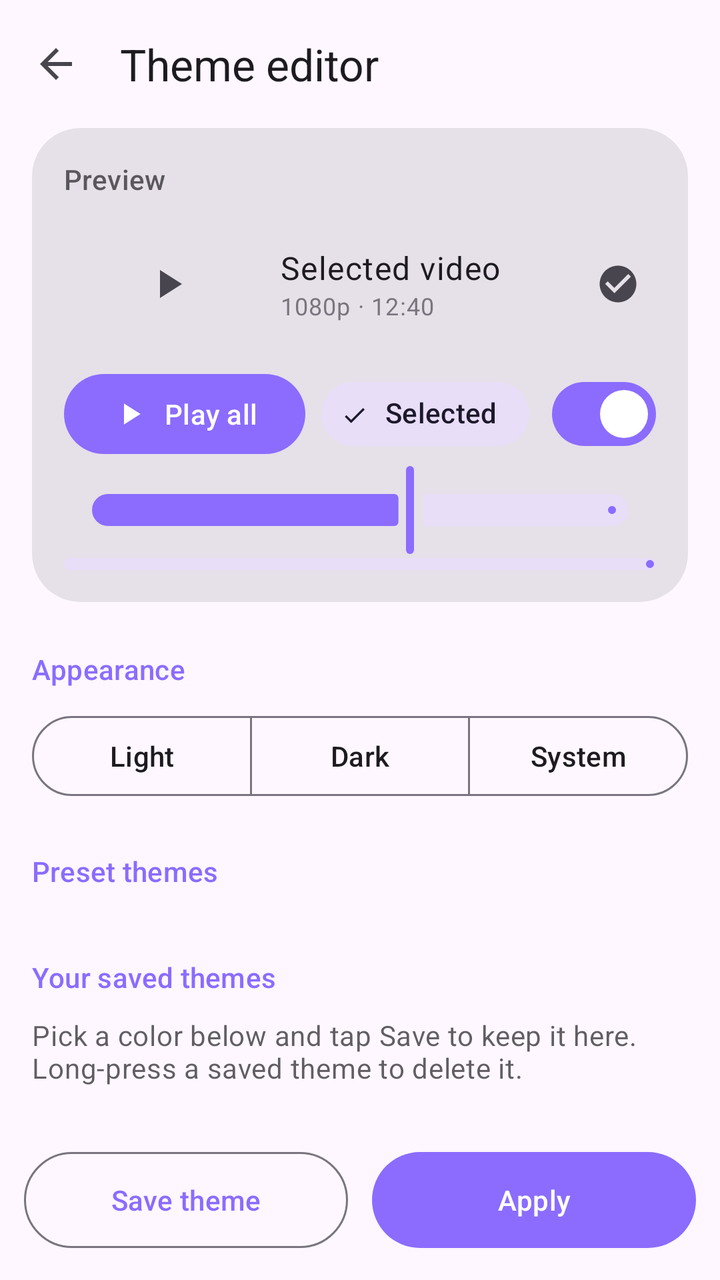
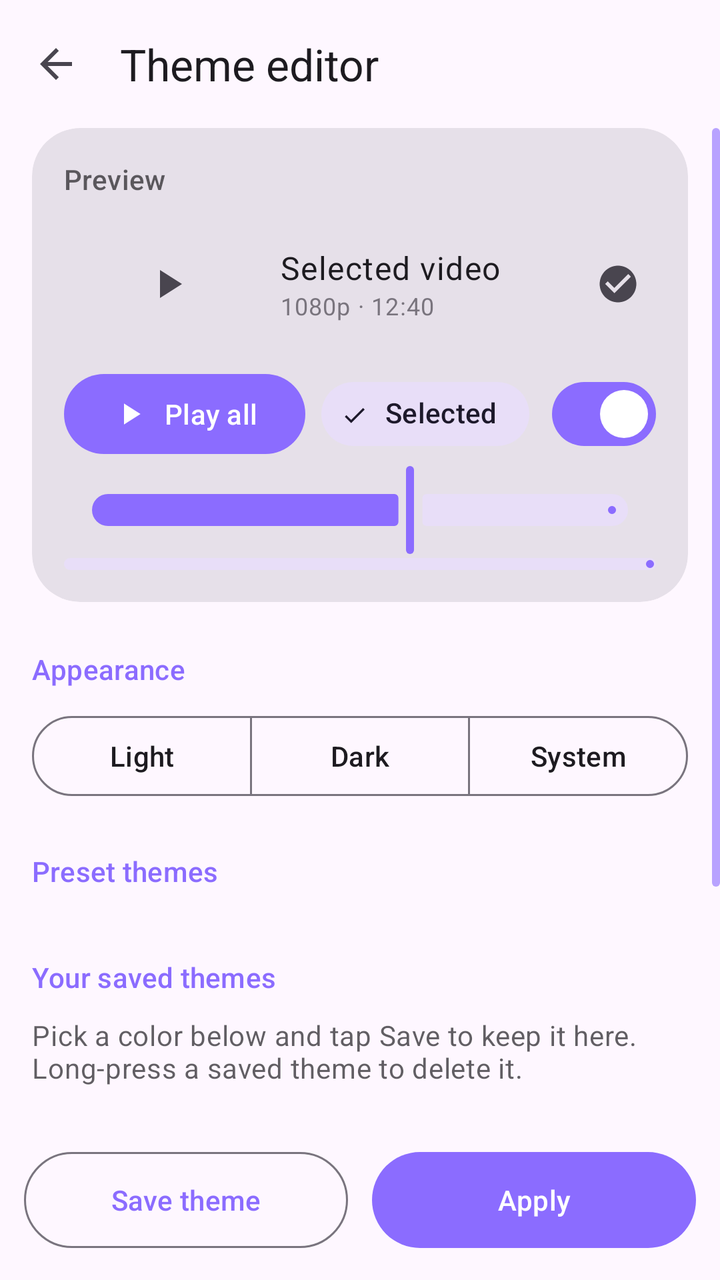

The first picture is an Android layout as it rendered before a commit; the second is the same layout after the commit. The layout source and the unified diff follow.
<!-- AndroidManifest.xml: application theme Theme.Vela -->
<!-- res/layout/activity_theme.xml -->
<?xml version="1.0" encoding="utf-8"?>
<LinearLayout xmlns:android="http://schemas.android.com/apk/res/android"
    xmlns:app="http://schemas.android.com/apk/res-auto"
    android:layout_width="match_parent" android:layout_height="match_parent"
    android:fitsSystemWindows="true" android:orientation="vertical">

    <com.google.android.material.appbar.MaterialToolbar
        android:id="@+id/toolbar" android:layout_width="match_parent" android:layout_height="?attr/actionBarSize"
        app:navigationIcon="@drawable/ic_arrow_back" app:title="Theme editor" />

    <androidx.core.widget.NestedScrollView
        android:id="@+id/scroll" android:layout_width="match_parent" android:layout_height="0dp" android:layout_weight="1">

        <LinearLayout android:layout_width="match_parent" android:layout_height="wrap_content"
            android:orientation="vertical" android:paddingHorizontal="16dp" android:paddingBottom="24dp">

            
            <com.google.android.material.card.MaterialCardView
                android:id="@+id/previewCard" style="@style/Widget.Material3.CardView.Filled"
                android:layout_width="match_parent" android:layout_height="wrap_content" app:cardCornerRadius="24dp">

                <LinearLayout android:layout_width="match_parent" android:layout_height="wrap_content" android:orientation="vertical" android:padding="16dp">
                    <TextView android:layout_width="wrap_content" android:layout_height="wrap_content" android:text="Preview" android:alpha="0.7" android:textAppearance="?attr/textAppearanceLabelLarge" />

                    <LinearLayout android:id="@+id/previewRow" android:layout_width="match_parent" android:layout_height="wrap_content"
                        android:layout_marginTop="10dp" android:gravity="center_vertical" android:orientation="horizontal" android:padding="8dp">
                        <FrameLayout android:id="@+id/previewThumb" android:layout_width="88dp" android:layout_height="50dp">
                            <ImageView android:id="@+id/previewPlayIcon" android:layout_width="24dp" android:layout_height="24dp" android:layout_gravity="center" android:src="@drawable/ic_play" android:importantForAccessibility="no" />
                            <View android:id="@+id/previewProgress" android:layout_width="44dp" android:layout_height="3dp" android:layout_gravity="bottom" />
                        </FrameLayout>
                        <LinearLayout android:layout_width="0dp" android:layout_height="wrap_content" android:layout_marginStart="12dp" android:layout_weight="1" android:orientation="vertical">
                            <TextView android:id="@+id/previewTitle" android:layout_width="wrap_content" android:layout_height="wrap_content" android:text="Selected video" android:textAppearance="?attr/textAppearanceBodyLarge" />
                            <TextView android:layout_width="wrap_content" android:layout_height="wrap_content" android:alpha="0.7" android:text="1080p · 12:40" android:textAppearance="?attr/textAppearanceBodySmall" />
                        </LinearLayout>
                        <ImageView android:id="@+id/previewCheck" android:layout_width="22dp" android:layout_height="22dp" android:src="@drawable/ic_check_circle" android:importantForAccessibility="no" />
                    </LinearLayout>

                    <LinearLayout android:layout_width="match_parent" android:layout_height="wrap_content" android:layout_marginTop="8dp" android:gravity="center_vertical" android:orientation="horizontal">
                        <com.google.android.material.button.MaterialButton android:id="@+id/previewButton" android:layout_width="wrap_content" android:layout_height="wrap_content" android:text="Play all" app:icon="@drawable/ic_play" />
                        <com.google.android.material.chip.Chip android:id="@+id/previewChip" style="@style/VelaChip" android:layout_width="wrap_content" android:layout_height="wrap_content" android:layout_marginStart="8dp" android:checked="true" android:text="Selected" />
                        <Space android:layout_width="0dp" android:layout_height="1dp" android:layout_weight="1" />
                        <com.google.android.material.materialswitch.MaterialSwitch android:id="@+id/previewSwitch" android:layout_width="wrap_content" android:layout_height="wrap_content" android:checked="true" />
                    </LinearLayout>

                    <com.google.android.material.slider.Slider android:id="@+id/previewSlider" android:layout_width="match_parent" android:layout_height="wrap_content" android:value="0.6" android:valueFrom="0" android:valueTo="1" />
                    <com.google.android.material.progressindicator.LinearProgressIndicator android:id="@+id/previewProgressBar" android:layout_width="match_parent" android:layout_height="wrap_content" android:progress="45" app:trackCornerRadius="3dp" app:trackThickness="6dp" />
                </LinearLayout>
            </com.google.android.material.card.MaterialCardView>

            <TextView style="@style/ThemeSection" android:text="Appearance" />
            <com.google.android.material.button.MaterialButtonToggleGroup
                android:id="@+id/modeGroup" android:layout_width="match_parent" android:layout_height="wrap_content"
                app:selectionRequired="true" app:singleSelection="true">
                <com.google.android.material.button.MaterialButton android:id="@+id/modeLight" style="?attr/materialButtonOutlinedStyle" android:layout_width="0dp" android:layout_height="wrap_content" android:layout_weight="1" android:text="Light" />
                <com.google.android.material.button.MaterialButton android:id="@+id/modeDark" style="?attr/materialButtonOutlinedStyle" android:layout_width="0dp" android:layout_height="wrap_content" android:layout_weight="1" android:text="Dark" />
                <com.google.android.material.button.MaterialButton android:id="@+id/modeSystem" style="?attr/materialButtonOutlinedStyle" android:layout_width="0dp" android:layout_height="wrap_content" android:layout_weight="1" android:text="System" />
            </com.google.android.material.button.MaterialButtonToggleGroup>

            <TextView style="@style/ThemeSection" android:text="Preset themes" />
            <LinearLayout android:id="@+id/presetContainer" android:layout_width="match_parent" android:layout_height="wrap_content" android:orientation="vertical" />

            <TextView style="@style/ThemeSection" android:text="Your saved themes" />
            <TextView android:id="@+id/customEmpty" android:layout_width="match_parent" android:layout_height="wrap_content" android:alpha="0.7" android:text="Pick a color below and tap Save to keep it here. Long-press a saved theme to delete it." android:textAppearance="?attr/textAppearanceBodyMedium" />
            <LinearLayout android:id="@+id/customContainer" android:layout_width="match_parent" android:layout_height="wrap_content" android:orientation="vertical" />

            <TextView style="@style/ThemeSection" android:text="Custom color" />
            <com.hark.velaplayer.ColorPickerView android:id="@+id/picker" android:layout_width="match_parent" android:layout_height="wrap_content" />

            <com.google.android.material.textfield.TextInputLayout
                android:id="@+id/hexLayout" style="@style/Widget.Material3.TextInputLayout.OutlinedBox"
                android:layout_width="match_parent" android:layout_height="wrap_content" android:layout_marginTop="12dp"
                android:hint="HEX color" app:prefixText="#" app:startIconDrawable="@drawable/ic_palette">
                <com.google.android.material.textfield.TextInputEditText
                    android:id="@+id/hexInput" android:layout_width="match_parent" android:layout_height="wrap_content"
                    android:digits="0123456789abcdefABCDEF" android:imeOptions="actionDone" android:inputType="textCapCharacters|textNoSuggestions" android:maxLength="6" android:singleLine="true" />
            </com.google.android.material.textfield.TextInputLayout>

            <TextView android:id="@+id/limitNote" android:layout_width="match_parent" android:layout_height="wrap_content" android:layout_marginTop="8dp" android:alpha="0.7" android:textAppearance="?attr/textAppearanceBodySmall" android:visibility="gone" />
        </LinearLayout>
    </androidx.core.widget.NestedScrollView>

    <LinearLayout android:layout_width="match_parent" android:layout_height="wrap_content" android:orientation="horizontal" android:padding="12dp">
        <com.google.android.material.button.MaterialButton android:id="@+id/btnSave" style="?attr/materialButtonOutlinedStyle" android:layout_width="0dp" android:layout_height="56dp" android:layout_weight="1" android:text="Save theme" />
        <com.google.android.material.button.MaterialButton android:id="@+id/btnApply" android:layout_width="0dp" android:layout_height="56dp" android:layout_marginStart="12dp" android:layout_weight="1" android:text="Apply" />
    </LinearLayout>
</LinearLayout>
<!-- resources referenced by this layout -->
<resources>
  <!-- drawable ic_arrow_back (drawable) -->
  <vector xmlns:android="http://schemas.android.com/apk/res/android"
      android:width="24dp" android:height="24dp" android:viewportWidth="24" android:viewportHeight="24"
      android:tint="?attr/colorControlNormal">
      <path android:fillColor="@android:color/white" android:pathData="M20,11H7.83l5.59,-5.59L12,4l-8,8 8,8 1.41,-1.41L7.83,13H20v-2z"/>
  </vector>
  <!-- drawable ic_play (drawable) -->
  <vector xmlns:android="http://schemas.android.com/apk/res/android"
      android:width="24dp" android:height="24dp" android:viewportWidth="24" android:viewportHeight="24"
      android:tint="?attr/colorControlNormal">
      <path android:fillColor="@android:color/white" android:pathData="M8,5v14l11,-7z"/>
  </vector>
  <style name="VelaChip" parent="Widget.Material3.Chip.Filter">
          <item name="shapeAppearanceOverlay">@style/PillShape</item>
      </style>
  <style name="Theme.Vela" parent="Theme.Material3.DayNight.NoActionBar">
          <item name="colorPrimary">@color/accent</item>
          <item name="colorSecondary">@color/accent</item>
          <item name="colorTertiary">@color/accent</item>
          <item name="android:statusBarColor">?attr/colorSurface</item>
          <item name="android:windowLightStatusBar" tools:targetApi="m">@bool/vela_light_status_bar</item>
          <item name="colorAccentSeed">@color/accent</item>
          <item name="windowActionModeOverlay">true</item>
          <item name="actionModeCloseDrawable">@drawable/ic_close</item>
          <item name="android:windowAnimationStyle">@style/VelaWindowAnim</item>
          <item name="chipStyle">@style/VelaChip</item>
          <item name="bottomSheetDialogTheme">@style/VelaBottomSheet</item>
          <item name="materialAlertDialogTheme">@style/VelaDialog</item>
      </style>
  <style name="PillShape">
          <item name="cornerFamily">rounded</item>
          <item name="cornerSize">50%</item>
      </style>
  <color name="accent">#8B6CFF</color>
  <style name="VelaBottomSheet" parent="ThemeOverlay.Material3.BottomSheetDialog">
          <item name="bottomSheetStyle">@style/VelaBottomSheetStyle</item>
      </style>
  <style name="VelaDialog" parent="ThemeOverlay.Material3.MaterialAlertDialog">
          <item name="shapeAppearanceOverlay">@style/DialogShape</item>
          <item name="android:windowAnimationStyle">@style/VelaDialogAnim</item>
      </style>
  <style name="VelaBottomSheetStyle" parent="Widget.Material3.BottomSheet.Modal">
          <item name="shapeAppearance">@style/SheetShape</item>
      </style>
  <style name="DialogShape">
          <item name="cornerFamily">rounded</item>
          <item name="cornerSize">28dp</item>
      </style>
  <style name="VelaDialogAnim" parent="@android:style/Animation.Dialog">
          <item name="android:windowEnterAnimation">@anim/dialog_enter</item>
          <item name="android:windowExitAnimation">@anim/dialog_exit</item>
      </style>
  <style name="SheetShape">
          <item name="cornerFamily">rounded</item>
          <item name="cornerSizeTopLeft">28dp</item>
          <item name="cornerSizeTopRight">28dp</item>
          <item name="cornerSizeBottomLeft">0dp</item>
          <item name="cornerSizeBottomRight">0dp</item>
      </style>
  <!-- unchanged entries left out for length: 5 -->
</resources>

<!-- the commit's change to res/layout/activity_theme.xml (unified diff, before → after) -->
@@ -8,7 +8,7 @@
         android:id="@+id/toolbar" android:layout_width="match_parent" android:layout_height="?attr/actionBarSize"
         app:navigationIcon="@drawable/ic_arrow_back" app:title="Theme editor" />
 
-    <androidx.core.widget.NestedScrollView
+    <androidx.core.widget.NestedScrollView android:scrollbars="vertical"
         android:id="@+id/scroll" android:layout_width="match_parent" android:layout_height="0dp" android:layout_weight="1">
 
         <LinearLayout android:layout_width="match_parent" android:layout_height="wrap_content"
<!-- resource entries referenced after the edit -->
@@ -28,6 +28,12 @@
           <item name="chipStyle">@style/VelaChip</item>
           <item name="bottomSheetDialogTheme">@style/VelaBottomSheet</item>
           <item name="materialAlertDialogTheme">@style/VelaDialog</item>
+          
+          <item name="android:scrollbarThumbVertical">@drawable/scrollbar_thumb</item>
+          <item name="android:scrollbarSize">4dp</item>
+          <item name="android:scrollbarFadeDuration">300</item>
+          <item name="android:scrollbarDefaultDelayBeforeFade">1000</item>
+          <item name="android:scrollbarStyle">insideOverlay</item>
       </style>
   <style name="PillShape">
           <item name="cornerFamily">rounded</item>
@@ -41,6 +47,13 @@
           <item name="shapeAppearanceOverlay">@style/DialogShape</item>
           <item name="android:windowAnimationStyle">@style/VelaDialogAnim</item>
       </style>
+  <!-- drawable scrollbar_thumb (drawable) -->
+  <?xml version="1.0" encoding="utf-8"?>
+  <shape xmlns:android="http://schemas.android.com/apk/res/android" android:shape="rectangle">
+      <solid android:color="@color/primary_a60" />
+      <corners android:radius="2dp" />
+      <size android:width="4dp" />
+  </shape>
   <style name="VelaBottomSheetStyle" parent="Widget.Material3.BottomSheet.Modal">
           <item name="shapeAppearance">@style/SheetShape</item>
       </style>
